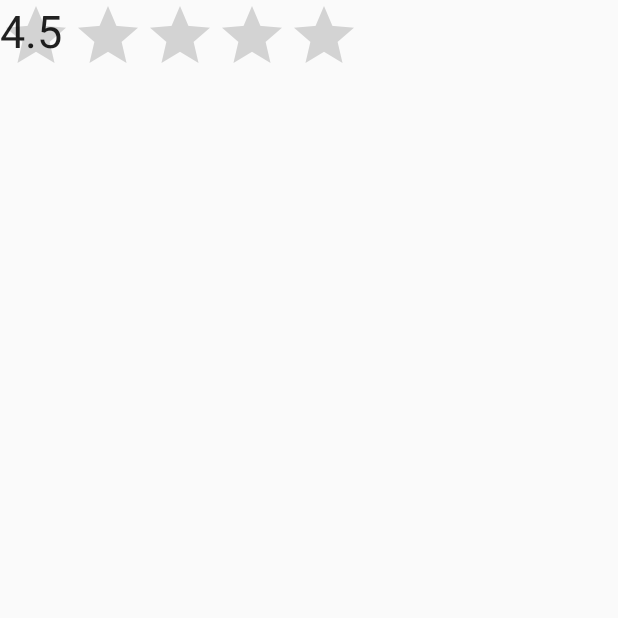
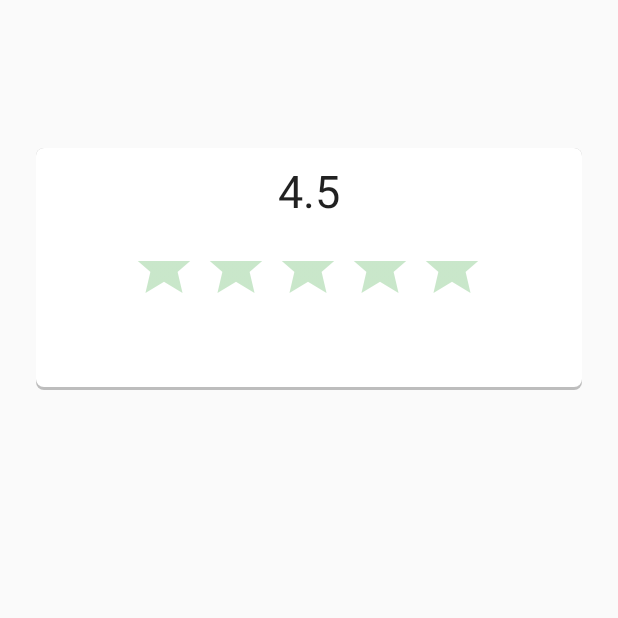
Before and after one commit to FabioGeney/BestPlanet, an Android app: the Calificacion screen opened directly, with no data from a screen before it, on a phone screen of 412 x 824 dp, the top half of it. Run offline under Robolectric (Android 15) with nearby library versions, the phone set to English and light mode, and no system bars.

Commit message:
Muestra Calificación

```diff
--- a/app/src/main/java/com/proyecto/bestplane/Calificacion.java
+++ b/app/src/main/java/com/proyecto/bestplane/Calificacion.java
@@ -2,12 +2,29 @@ package com.proyecto.bestplane;
 
 import android.support.v7.app.AppCompatActivity;
 import android.os.Bundle;
+import android.widget.RatingBar;
+import android.widget.TextView;
+import android.widget.Toast;
 
 public class Calificacion extends AppCompatActivity {
+
+    private TextView nota;
+    private RatingBar ratingBar;
 
     @Override
     protected void onCreate(Bundle savedInstanceState) {
         super.onCreate(savedInstanceState);
         setContentView(R.layout.activity_calificacion);
+
+        nota = findViewById(R.id.nota);
+        ratingBar = findViewById(R.id.estrallas);
+
+        int respuestasCorrectas = 0;
+        getIntent().getIntExtra("rCorrectas", respuestasCorrectas);
+        int total = 0;
+        getIntent().getIntExtra("totalPreguntas", total);
+        Toast.makeText(this, ""+respuestasCorrectas+" "+total, Toast.LENGTH_SHORT).show();
+
+
     }
 }
--- a/app/src/main/java/com/proyecto/bestplane/MainActivity.java
+++ b/app/src/main/java/com/proyecto/bestplane/MainActivity.java
@@ -1,5 +1,6 @@
 package com.proyecto.bestplane;
 
+import android.content.Intent;
 import android.support.v7.app.AppCompatActivity;
 import android.os.Bundle;
 import android.util.Log;
@@ -51,13 +52,20 @@ public class MainActivity extends AppCompatActivity {
                         @Override
                         public void onClick(View v) {
                             if(radioGroup.getCheckedRadioButtonId()!=-1){
-                                comparaRespuesta(indice);
-                                indice++;
+
                                 if(indice < preguntas.size()){
-                                    cambiarPregunta(indice);
-                                }else {
-                                    double calificacion = 5*(respuestasCorrectas/preguntas.size());
-                                    Toast.makeText(MainActivity.this, ""+ calificacion + " " + indice + " " + respuestasCorrectas, Toast.LENGTH_SHORT).show();
+                                    comparaRespuesta(indice);
+                                    indice++;
+                                    int p = indice;
+                                    if (p<preguntas.size()){
+                                        cambiarPregunta(indice);
+                                    }else {
+                                        button.setText("Finalizar");
+                                        Intent intent = new Intent(MainActivity.this, Calificacion.class);
+                                        intent.putExtra("rCorrectas", respuestasCorrectas);
+                                        intent.putExtra("totalPreguntas", preguntas.size());
+                                        startActivity(intent);
+                                    }
                                 }
                                 button.setBackgroundColor(getResources().getColor(R.color.colorBoton));
                             }
@@ -73,10 +81,10 @@ public class MainActivity extends AppCompatActivity {
 
     private void guardarPreguntas(){
 
-        preguntas.add(new Residuo("Papel", "Reciclable",R.drawable.ico));
+        preguntas.add(new Residuo("Papel", "Reciclable",R.drawable.papel));
         preguntas.add(new Residuo("Baterias", "Peligroso",R.drawable.bat));
-        preguntas.add(new Residuo("Jeringa", "Peligroso",R.drawable.ico));
-        preguntas.add(new Residuo("Icopor", "Reciclable",R.drawable.bat));
+        preguntas.add(new Residuo("Jeringa", "Peligroso",R.drawable.jeringa));
+        preguntas.add(new Residuo("Icopor", "Reciclable",R.drawable.ico));
     }
 
     private void comparaRespuesta( int index){
@@ -92,9 +100,9 @@ public class MainActivity extends AppCompatActivity {
             Picasso.with(MainActivity.this).load(residuo.getImagen()).fit().into(imageView);
             if(text.equals(residuo.getTipo())){
                 respuestasCorrectas++;
-                Toast.makeText(MainActivity.this, " gj "+ index, Toast.LENGTH_SHORT).show();
+                Toast.makeText(MainActivity.this, " bien "+ index, Toast.LENGTH_SHORT).show();
             }else {
-                Toast.makeText(MainActivity.this, "bj", Toast.LENGTH_SHORT).show();
+                Toast.makeText(MainActivity.this, "mal", Toast.LENGTH_SHORT).show();
             }
             progressBar.incrementProgressBy(25);
             radioGroup.clearCheck();
--- a/app/src/main/res/layout/activity_calificacion.xml
+++ b/app/src/main/res/layout/activity_calificacion.xml
@@ -6,20 +6,63 @@
     android:layout_height="match_parent"
     tools:context=".Calificacion">
 
-    <RatingBar
-        android:id="@+id/ratingBar"
+    <android.support.constraint.ConstraintLayout
+        android:layout_width="match_parent"
+        android:layout_height="0dp"
+        android:layout_marginStart="24dp"
+        android:layout_marginLeft="24dp"
+        android:layout_marginTop="8dp"
+        android:layout_marginEnd="24dp"
+        android:layout_marginRight="24dp"
+        android:layout_marginBottom="8dp"
+        android:background="@drawable/elevation"
+        app:layout_constraintBottom_toTopOf="@+id/guideline4"
+        app:layout_constraintEnd_toEndOf="parent"
+        app:layout_constraintStart_toStartOf="parent"
+        app:layout_constraintTop_toTopOf="@+id/guideline3"
+        tools:ignore="MissingConstraints">
+
+        <RatingBar
+            android:id="@+id/estrallas"
+            android:layout_width="wrap_content"
+            android:layout_height="0dp"
+            android:layout_marginBottom="8dp"
+            android:theme="@style/RatingBar"
+            app:layout_constraintBottom_toBottomOf="parent"
+            app:layout_constraintEnd_toEndOf="parent"
+            app:layout_constraintHorizontal_bias="0.497"
+            app:layout_constraintStart_toStartOf="parent"
+            app:layout_constraintTop_toBottomOf="@+id/nota" />
+
+        <TextView
+            android:id="@+id/nota"
+            android:layout_width="wrap_content"
+            android:layout_height="wrap_content"
+            android:layout_marginTop="8dp"
+            android:layout_marginBottom="6dp"
+            android:text="4.5"
+            android:textAppearance="?attr/textAppearanceListItem"
+            android:textSize="30sp"
+            app:layout_constraintBottom_toTopOf="@+id/estrallas"
+            app:layout_constraintEnd_toEndOf="parent"
+            app:layout_constraintStart_toStartOf="parent"
+            app:layout_constraintTop_toTopOf="parent" />
+
+
+    </android.support.constraint.ConstraintLayout>
+
+
+    <android.support.constraint.Guideline
+        android:id="@+id/guideline3"
         android:layout_width="wrap_content"
         android:layout_height="wrap_content"
-        tools:layout_editor_absoluteX="85dp"
-        tools:layout_editor_absoluteY="156dp" />
+        android:orientation="horizontal"
+        app:layout_constraintGuide_percent="0.11" />
 
-    <TextView
-        android:id="@+id/textView"
+    <android.support.constraint.Guideline
+        android:id="@+id/guideline4"
         android:layout_width="wrap_content"
         android:layout_height="wrap_content"
-        android:text="4.5"
-        android:textAppearance="?attr/textAppearanceListItem"
-        android:textSize="30sp"
-        tools:layout_editor_absoluteX="184dp"
-        tools:layout_editor_absoluteY="108dp" />
+        android:orientation="horizontal"
+        app:layout_constraintGuide_percent="0.3255814" />
 </android.support.constraint.ConstraintLayout>
--- a/app/src/main/res/values/strings.xml
+++ b/app/src/main/res/values/strings.xml
@@ -1,5 +1,5 @@
 <resources>
-    <string name="app_name">BestPlane</string>
+    <string name="app_name">BestPlanet</string>
     <string name="crear_cuenta2">Crear Cuenta</string>
     <string name="hint_nombres">Nombres</string>
     <string name="hint_apellidos">Apellidos</string>
--- a/app/src/main/res/values/styles.xml
+++ b/app/src/main/res/values/styles.xml
@@ -26,4 +26,9 @@
         <item name="android:textColor">#FFFFFF</item>
     </style>
 
+    <style name="RatingBar" parent="Theme.AppCompat">
+        <item name="colorControlNormal">#4CAF50</item>
+        <item name="colorControlActivated">@color/colorPrimary</item>
+    </style>
+
 </resources>
```
Also changed, not shown: app/src/main/ic_launcher-web.png (added), app/src/main/res/drawable/jeringa.jpg (added), app/src/main/res/drawable/papel.png (added), app/src/main/res/mipmap-hdpi/ic_launcher.png, app/src/main/res/mipmap-mdpi/ic_launcher.png, app/src/main/res/mipmap-xhdpi/ic_launcher.png, app/src/main/res/mipmap-xxhdpi/ic_launcher.png, app/src/main/res/mipmap-xxxhdpi/ic_launcher.png, 1 other file.
